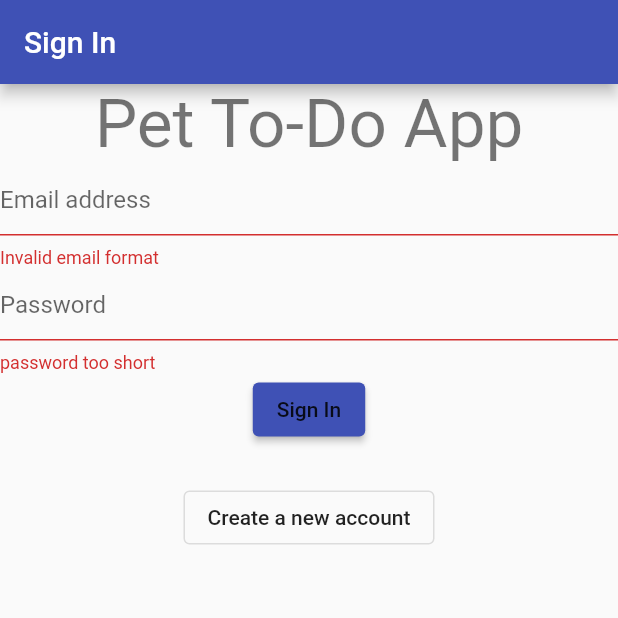
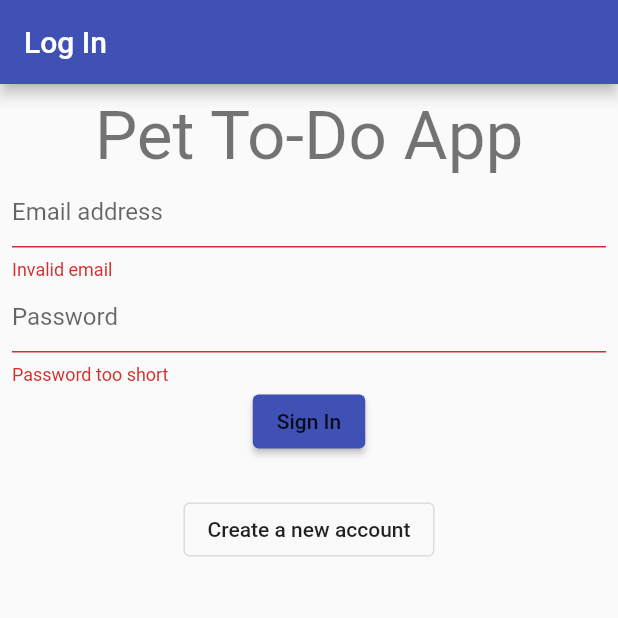
Before and after one commit to uco-capstone/capstone, a Flutter app: the screen it shows after launch, after a tap on "Sign In", on a phone screen of 412 x 824 dp, the top half of it. Run offline on Flutter 3.47's test engine with Material 2 defaults, Android fonts, the phone set to English and light mode, and no system bars; our stand-ins replace firebase_auth, firebase_core; accounts and stored records are empty.

Commit message:
connected project to firebase, configured login/logout

```diff
--- a/lib/main.dart
+++ b/lib/main.dart
@@ -1,13 +1,13 @@
-
-import 'package:capstone/view/home_screen.dart';
-import 'package:capstone/view/login/login_screen.dart';
+import 'package:capstone/view/start_dispatcher.dart';
+import 'package:firebase_core/firebase_core.dart';
 import 'package:flutter/material.dart';
+import 'firebase_options.dart';
 
 void main() async {
-  // WidgetsFlutterBinding.ensureInitialized();
-  // await Firebase.initializeApp(
-  //   options: DefaultFirebaseOptions.currentPlatform,
-  // );
+  WidgetsFlutterBinding.ensureInitialized();
+  await Firebase.initializeApp(
+    options: DefaultFirebaseOptions.currentPlatform,
+  );
   runApp(const CapstoneApp());
 }
 
@@ -18,11 +18,9 @@ class CapstoneApp extends StatelessWidget {
   Widget build(BuildContext context) {
     return MaterialApp(
       title: 'Pet Planner',
-      // debugShowCheckedModeBanner: Constant.devMode,
-      initialRoute: LoginScreen.routeName,
+      initialRoute: StartDispatcher.routeName,
       routes: {
-        LoginScreen.routeName: (context) => const LoginScreen(),
-        HomeScreen.routeName: (context) => const HomeScreen(),
+        StartDispatcher.routeName: (context) => const StartDispatcher(),
       },
       theme: ThemeData(
         primarySwatch: Colors.indigo,
--- /dev/null
+++ b/lib/model/constants.dart
@@ -0,0 +1,3 @@
+class Constant {
+  static const devMode = true;
+}
--- /dev/null
+++ b/lib/model/home_scree_model.dart
@@ -0,0 +1,8 @@
+import 'package:firebase_auth/firebase_auth.dart';
+
+class HomeScreenModel {
+  User user;
+  String? loadingErrorMessage;
+
+  HomeScreenModel({required this.user});
+}
--- /dev/null
+++ b/lib/model/login_screen_model.dart
@@ -0,0 +1,37 @@
+class LoginScreenModel {
+  String? email;
+  String? password;
+  bool isSignInUnderway = false;
+
+  String? validateEmail(String? value) {
+    if (value == null) {
+      return "No email provided";
+    } else if (!(value.contains('@') && value.contains('.'))) {
+      return "Invalid email";
+    } else {
+      return null;
+    }
+  }
+
+  String? validatePassword(String? value) {
+    if (value == null) {
+      return "No password provided";
+    } else if (value.length < 6) {
+      return "Password too short";
+    } else {
+      return null;
+    }
+  }
+
+  void saveEmail(String? value) {
+    if (value != null) {
+      email = value;
+    }
+  }
+
+  void savePassword(String? value) {
+    if (value != null) {
+      password = value;
+    }
+  }
+}
--- a/lib/view/home_screen.dart
+++ b/lib/view/home_screen.dart
@@ -1,7 +1,8 @@
+import 'package:capstone/controller/auth_controller.dart';
+import 'package:capstone/model/home_scree_model.dart';
 import 'package:flutter/material.dart';
 
 class HomeScreen extends StatefulWidget {
-
   const HomeScreen({Key? key}) : super(key: key);
   static const routeName = '/homeScreen';
 
@@ -9,11 +10,11 @@ class HomeScreen extends StatefulWidget {
   State<StatefulWidget> createState() {
     return _HomeScreenState();
   }
-
 }
 
 class _HomeScreenState extends State<HomeScreen> {
   late _Controller con;
+  late HomeScreenModel screenModel;
 
   void render(fn) => setState(fn);
 
@@ -21,6 +22,7 @@ class _HomeScreenState extends State<HomeScreen> {
   void initState() {
     super.initState();
     con = _Controller(this);
+    screenModel = HomeScreenModel(user: Auth.user!);
   }
 
   @override
@@ -36,25 +38,38 @@ class _HomeScreenState extends State<HomeScreen> {
               decoration: const BoxDecoration(
                   color: Colors.white,
                   shape: BoxShape.rectangle,
-                borderRadius: BorderRadius.all(Radius.circular(25))
-              ),
+                  borderRadius: BorderRadius.all(Radius.circular(25))),
               child: Row(
                 mainAxisAlignment: MainAxisAlignment.center,
-                children: const [ //Sample number of coins
-                  Text('0', style: TextStyle(color: Colors.black, fontWeight: FontWeight.bold),),
-                  Icon(Icons.monetization_on, color: Colors.orangeAccent,),
+                children: const [
+                  //Sample number of coins
+                  Text(
+                    '0',
+                    style: TextStyle(
+                        color: Colors.black, fontWeight: FontWeight.bold),
+                  ),
+                  Icon(
+                    Icons.monetization_on,
+                    color: Colors.orangeAccent,
+                  ),
                 ],
               ),
             ),
           ),
-          IconButton(onPressed: con.toDoListScreen, icon: const Icon(Icons.checklist_rounded)),
+          IconButton(
+              onPressed: con.toDoListScreen,
+              icon: const Icon(Icons.checklist_rounded)),
         ],
       ),
       drawer: Drawer(
         child: ListView(
           children: [
-            const UserAccountsDrawerHeader( //Default Profile, will add in actual user profile info later
-              currentAccountPicture: Icon(Icons.person, size: 70,),
+            const UserAccountsDrawerHeader(
+              //Default Profile, will add in actual user profile info later
+              currentAccountPicture: Icon(
+                Icons.person,
+                size: 70,
+              ),
               accountName: Text('No Profile'),
               accountEmail: Text('default@test.com'),
             ),
@@ -78,7 +93,8 @@ class _HomeScreenState extends State<HomeScreen> {
       ),
       body: Stack(
         children: [
-          Container(    //Background is currently a sample image, to change background, change the asset image
+          Container(
+            //Background is currently a sample image, to change background, change the asset image
             decoration: const BoxDecoration(
               image: DecorationImage(
                 image: AssetImage('images/sample-background.png'),
@@ -86,13 +102,15 @@ class _HomeScreenState extends State<HomeScreen> {
               ),
             ),
           ),
-          Center(       //Pet is currently a sample image, to change pet, change the asset image
+          Center(
+            //Pet is currently a sample image, to change pet, change the asset image
             child: SizedBox(
               height: 300,
               child: Image.asset('images/sample-kirby.png'),
             ),
           ),
-          Positioned(   //Sample Hunger Gauge Area
+          Positioned(
+              //Sample Hunger Gauge Area
               top: 30,
               left: 50,
               child: Container(
@@ -100,8 +118,7 @@ class _HomeScreenState extends State<HomeScreen> {
                 height: 40,
                 width: 300,
                 child: const Center(child: Text('Hunger Gauge')),
-            )
-          ),
+              )),
         ],
       ),
     );
@@ -117,7 +134,7 @@ class _Controller {
   }
 
   void signOut() {
-    //add sign out functions
+    Auth.signOut();
   }
 
   void settingsScreen() {
--- a/lib/view/login/login_screen.dart
+++ /dev/null
@@ -1,150 +0,0 @@
-import 'package:flutter/material.dart';
-
-class LoginScreen extends StatefulWidget {
-  static const routeName = "/loginScreen";
-
-  const LoginScreen({Key? key}) : super(key: key);
-
-  @override
-  State<StatefulWidget> createState() {
-    return _StartState();
-  }
-}
-
-class _StartState extends State<LoginScreen> {
-  late _Controller con;
-  final formKey = GlobalKey<FormState>();
-
-  @override
-  void initState() {
-    super.initState();
-    con = _Controller(this);
-  }
-
-  void render(fn) => setState(fn);
-
-  @override
-  Widget build(BuildContext context) {
-    return Scaffold(
-      appBar: AppBar(
-        title: const Text("Sign In"),
-      ),
-      body: Form(
-        key: formKey,
-        child: SingleChildScrollView(
-          child: Column(
-            children: [
-              Text("Pet To-Do App",
-                  style: Theme.of(context).textTheme.headline3),
-              TextFormField(
-                decoration: const InputDecoration(hintText: "Email address"),
-                keyboardType: TextInputType.emailAddress,
-                autocorrect: false,
-                validator: con.validateEmail,
-                onSaved: con.saveEmail,
-              ),
-              TextFormField(
-                decoration: const InputDecoration(hintText: "Password"),
-                autocorrect: false,
-                obscureText: true,
-                validator: con.validatePassword,
-                onSaved: con.savePassword,
-              ),
-              ElevatedButton(
-                onPressed: con.signin,
-                child:
-                    Text("Sign In", style: Theme.of(context).textTheme.button),
-              ),
-              const SizedBox(
-                height: 24,
-              ),
-              OutlinedButton(
-                onPressed: con.signUp,
-                child: Text(
-                  "Create a new account",
-                  style: Theme.of(context).textTheme.button,
-                ),
-              ),
-            ],
-          ),
-        ),
-      ),
-    );
-  }
-}
-
-class _Controller {
-  _StartState state;
-  String? email;
-  String? password;
-
-  _Controller(this.state);
-
-  void signUp() {
-    // Navigator.pushNamed(state.context, SignUpScreen.routeName);
-  }
-
-  Future<void> signin() async {
-    FormState? currentState = state.formKey.currentState;
-    if (currentState == null) return;
-    if (!currentState.validate()) return;
-    currentState.save();
-
-    // startCircularProgress(state.context);
-
-    // User? user;
-    try {
-      if (email == null || password == null) {
-        throw "Email or Password is null";
-      }
-      // user = await AuthController.signIn(email: email!, password: password!);
-
-      // stopCircularProgress(state.context);
-
-      // Navigator.pushNamed(
-      //   state.context,
-      //   HomeScreen.routeName,
-      //   arguments: {
-      //     ArgKey.user: user,
-      //   },
-      // );
-    } catch (e) {
-      // stopCircularProgress(state.context);
-      // if (Constant.devMode) print("********* Sign In Error: $e");
-      // showSnackBar(
-      //     context: state.context, seconds: 20, message: "Sign In Error: $e");
-    }
-  }
-
-  String? validateEmail(String? value) {
-    if (value == null) {
-      return "No email provided";
-    } else if (!(value.contains('@') && value.contains('.'))) {
-      return "Invalid email format";
-    } else {
-      return null;
-    }
-  }
-
-  void saveEmail(String? value) {
-    if (value != null) {
-      email = value;
-    }
-  }
-
-  String? validatePassword(String? value) {
-    if (value == null) {
-      return "password not provided";
-    } else if (value.length < 6) {
-      return "password too short";
-    } else {
-      return null;
-    }
-  }
-
-  void savePassword(String? value) {
-    if (value != null) {
-      password = value;
-    }
-  }
-}
--- /dev/null
+++ b/lib/view/login_screen.dart
@@ -0,0 +1,132 @@
+import 'package:capstone/view/view_util.dart';
+import 'package:firebase_auth/firebase_auth.dart';
+import 'package:flutter/material.dart';
+import 'package:capstone/model/login_screen_model.dart';
+
+import '../controller/auth_controller.dart';
+import '../model/constants.dart';
+
+class LoginScreen extends StatefulWidget {
+  static const routeName = "/loginScreen";
+
+  const LoginScreen({Key? key}) : super(key: key);
+
+  @override
+  State<StatefulWidget> createState() {
+    return _StartState();
+  }
+}
+
+class _StartState extends State<LoginScreen> {
+  late _Controller con;
+  late LoginScreenModel screenModel;
+  final formKey = GlobalKey<FormState>();
+
+  @override
+  void initState() {
+    super.initState();
+    con = _Controller(this);
+    screenModel = LoginScreenModel();
+  }
+
+  void render(fn) => setState(fn);
+
+  @override
+  Widget build(BuildContext context) {
+    return Scaffold(
+      appBar: AppBar(
+        title: const Text("Log In"),
+      ),
+      body: screenModel.isSignInUnderway
+          ? const Center(
+              child: CircularProgressIndicator(),
+            )
+          : loginForm(),
+    );
+  }
+
+  Widget loginForm() {
+    return Padding(
+        padding: const EdgeInsets.all(8.0),
+        child: Form(
+          key: formKey,
+          child: SingleChildScrollView(
+            child: Column(
+              children: [
+                Text("Pet To-Do App",
+                    style: Theme.of(context).textTheme.displaySmall),
+                TextFormField(
+                  decoration: const InputDecoration(hintText: "Email address"),
+                  keyboardType: TextInputType.emailAddress,
+                  autocorrect: false,
+                  validator: screenModel.validateEmail,
+                  onSaved: screenModel.saveEmail,
+                ),
+                TextFormField(
+                  decoration: const InputDecoration(hintText: "Password"),
+                  autocorrect: false,
+                  obscureText: true,
+                  validator: screenModel.validatePassword,
+                  onSaved: screenModel.savePassword,
+                ),
+                ElevatedButton(
+                  onPressed: con.signin,
+                  child: Text("Sign In",
+                      style: Theme.of(context).textTheme.labelLarge),
+                ),
+                const SizedBox(
+                  height: 24,
+                ),
+                OutlinedButton(
+                  onPressed: con.createAccount,
+                  child: Text(
+                    "Create a new account",
+                    style: Theme.of(context).textTheme.labelLarge,
+                  ),
+                ),
+              ],
+            ),
+          ),
+        ),
+      );
+  }
+}
+
+class _Controller {
+  _StartState state;
+  _Controller(this.state);
+
+  Future<void> signin() async {
+    FormState? currentState = state.formKey.currentState;
+    if (currentState == null) return;
+    if (!currentState.validate()) return;
+    currentState.save();
+
+    state.render(() => state.screenModel.isSignInUnderway = true);
+
+    try {
+      await Auth.signIn(
+          email: state.screenModel.email!,
+          password: state.screenModel.password!);
+    } on FirebaseAuthException catch (e) {
+      state.render(() => state.screenModel.isSignInUnderway = false);
+      var error = 'Sign in error! Reason: ${e.code} ${e.message ?? ""}';
+      if (Constant.devMode) {
+        // ignore: avoid_print
+        print("============== $error");
+      }
+      createSnackBar(context: state.context, seconds: 20, message: error);
+    } catch (e) {
+      state.render(() => state.screenModel.isSignInUnderway = false);
+      if (Constant.devMode) {
+        // ignore: avoid_print
+        print("============== Sign In Error! $e");
+      }
+      createSnackBar(
+          context: state.context, seconds: 20, message: "Sign In Error! $e");
+    }
+  }
+  void createAccount() {
+    // Navigator.pushNamed(state.context, CreateAccountScreen.routeName);
+  }
+}
--- /dev/null
+++ b/lib/view/start_dispatcher.dart
@@ -0,0 +1,23 @@
+import 'package:capstone/view/home_screen.dart';
+import 'package:capstone/view/login_screen.dart';
+import 'package:firebase_auth/firebase_auth.dart';
+import 'package:flutter/material.dart';
+
+import '../controller/auth_controller.dart';
+
+class StartDispatcher extends StatelessWidget {
+  static const routeName = "/startDispatcher";
+
+  const StartDispatcher({Key? key}) : super(key: key);
+  @override
+  Widget build(BuildContext context) {
+    return StreamBuilder<User?>(
+      stream: FirebaseAuth.instance.authStateChanges(),
+      initialData: null,
+      builder: (BuildContext context, AsyncSnapshot snapshot) {
+        Auth.user = snapshot.data;
+        return Auth.user == null ? const LoginScreen() : const HomeScreen();
+      },
+    );
+  }
+}
--- /dev/null
+++ b/lib/view/view_util.dart
@@ -0,0 +1,16 @@
+import 'package:flutter/material.dart';
+
+void createSnackBar({
+  required BuildContext context,
+  required String message,
+  int? seconds,
+}) {
+  final snackBar = SnackBar(
+      content: Text(message),
+      duration: Duration(seconds: seconds ?? 3),
+      action: SnackBarAction(
+        label: "Ok",
+        onPressed: () {},
+      ));
+  ScaffoldMessenger.of(context).showSnackBar(snackBar);
+}
--- a/pubspec.yaml
+++ b/pubspec.yaml
@@ -35,7 +35,7 @@ dependencies:
   # The following adds the Cupertino Icons font to your application.
   # Use with the CupertinoIcons class for iOS style icons.
   cupertino_icons: ^1.0.2
-  firebase_core: ^2.5.0
+  firebase_core: ^2.6.0
   firebase_auth: ^4.2.7
 
 dev_dependencies:
```
Also changed, not shown: lib/controller/main_controller.dart (deleted), lib/firebase_options.dart (added), 5 other files. Lines whose indentation alone changed are shown as unchanged.
